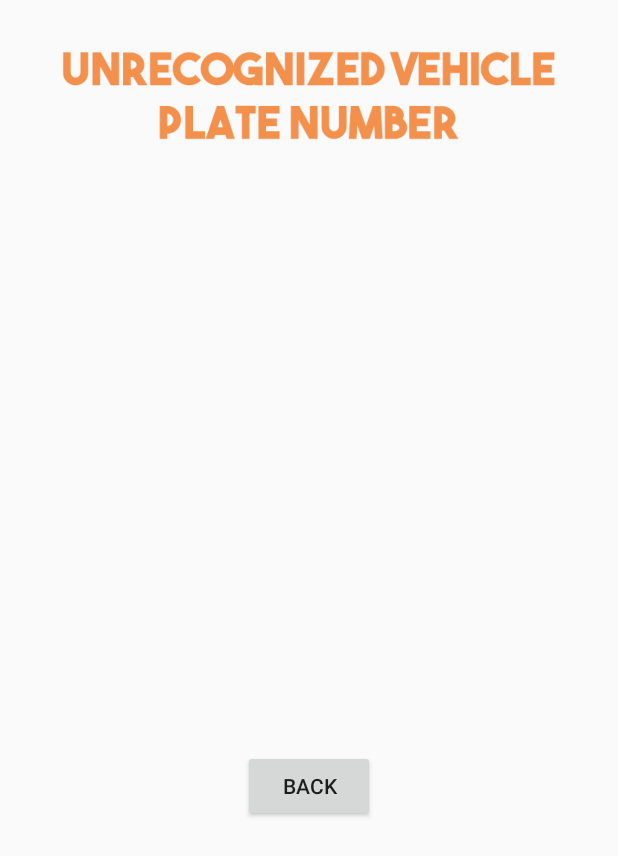
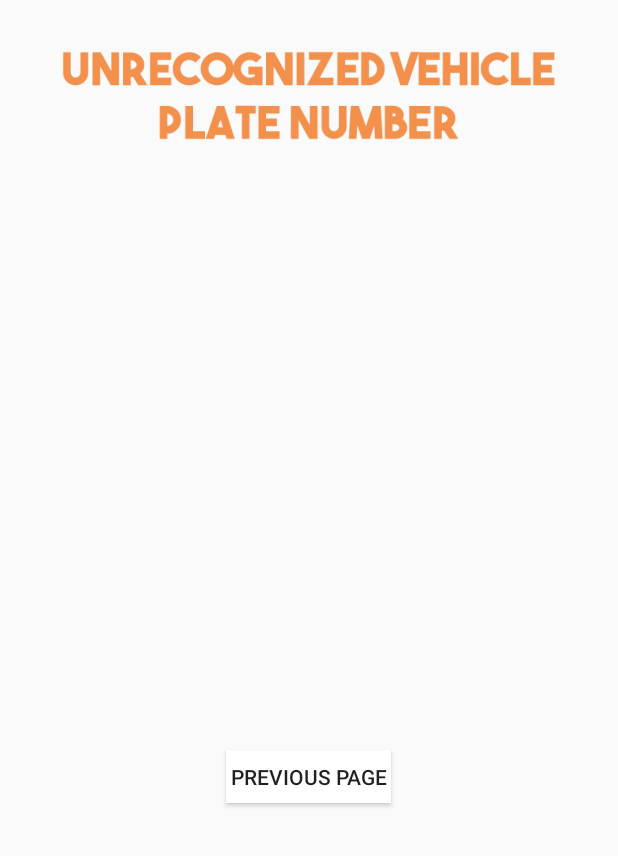
Before and after one commit to emilylakic/CS426-licenseplatesensor, an Android app: the LoadImage screen opened directly, with no data from a screen before it, on a phone screen of 412 x 824 dp. Shown: the top 856 px of the screen. Run offline under Robolectric (Android 15) with nearby library versions, the phone set to English and light mode, and no system bars; our stand-ins replace Firebase (no records; nobody signed in at launch, a user with empty details on screens opened directly).

Commit message:
App is completed and functions

```diff
--- a/app/src/main/AndroidManifest.xml
+++ b/app/src/main/AndroidManifest.xml
@@ -1,7 +1,7 @@
 <?xml version="1.0" encoding="utf-8"?>
 <manifest xmlns:android="http://schemas.android.com/apk/res/android"
     package="com.example.myapplication.licenseplatesensor">
-
+    <uses-permission android:name="android.permission.INTERNET"/>
     <application
         android:allowBackup="true"
         android:icon="@mipmap/ic_launcher"
--- a/app/src/main/java/com/example/myapplication/licenseplatesensor/LoadImage.java
+++ b/app/src/main/java/com/example/myapplication/licenseplatesensor/LoadImage.java
@@ -66,7 +66,7 @@ public class LoadImage extends AppCompatActivity {
         registered_member.addValueEventListener(new ValueEventListener() {
             @Override
             public void onDataChange(@NonNull DataSnapshot dataSnapshot) {
-
+                platesList.clear();
 
                 for (DataSnapshot snapshot : dataSnapshot.getChildren())
                 {
--- a/app/src/main/java/com/example/myapplication/licenseplatesensor/PermissionScreen.java
+++ b/app/src/main/java/com/example/myapplication/licenseplatesensor/PermissionScreen.java
@@ -97,7 +97,7 @@ public class PermissionScreen extends AppCompatActivity {
                     }
                 });
 
-                Toast.makeText(PermissionScreen.this, "Open Garage", Toast.LENGTH_LONG).show();
+                Toast.makeText(PermissionScreen.this, "Finish", Toast.LENGTH_LONG).show();
             }
         });
 
--- a/app/src/main/java/com/example/myapplication/licenseplatesensor/PlateNumberModel.java
+++ b/app/src/main/java/com/example/myapplication/licenseplatesensor/PlateNumberModel.java
@@ -11,12 +11,12 @@ public class PlateNumberModel {
     public PlateNumberModel() {
     }
 
-    public PlateNumberModel(String color, String make, String model, String plate /*, String URL*/) {
+    public PlateNumberModel(String color, String make, String model, String plate, String URL) {
         this.color = color;
         this.make = make;
         this.model = model;
         this.plate = plate;
-        //this.URL = URL;
+        this.URL = URL;
     }
 
     public String getColor() {
--- a/app/src/main/res/layout/activity_load_image.xml
+++ b/app/src/main/res/layout/activity_load_image.xml
@@ -34,10 +34,11 @@
     <Button
         android:id="@+id/backButton"
         android:layout_centerHorizontal="true"
-        android:layout_width="wrap_content"
-        android:layout_height="wrap_content"
         android:layout_marginTop="500dp"
-        android:text="Back" />
+        android:background="#FFFFFF"
+        android:layout_width="110dp"
+        android:layout_height="35dp"
+        android:text="Previous Page" />
 
 
 </RelativeLayout>
```
